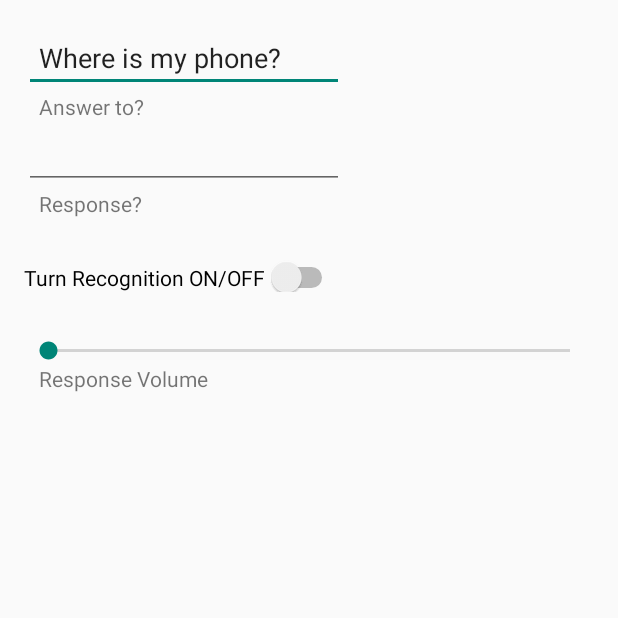
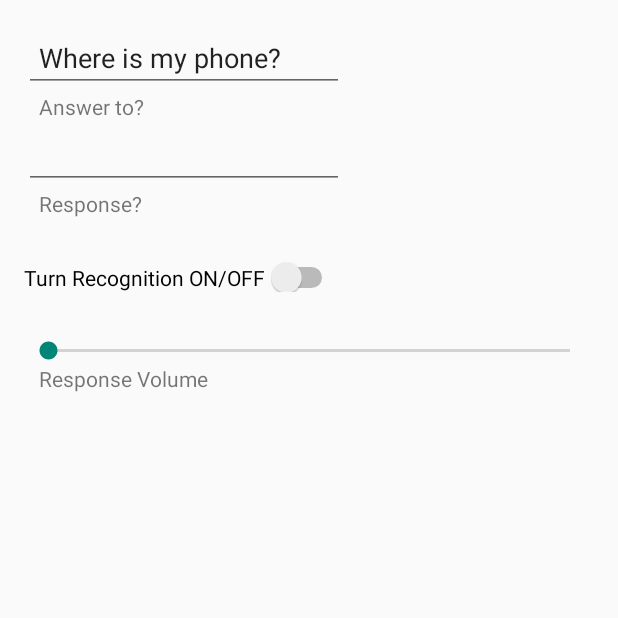
Before and after one commit to iampmat/WherePhone, an Android app: the screen it shows after launch (WherePhoneActivity), on a phone screen of 412 x 824 dp, the top half of it. Run offline under Robolectric (Android 15) with nearby library versions, the phone set to English and light mode, and no system bars.

```diff
--- a/app/src/main/java/com/example/patrickmatherly1994/wherephone/WherePhoneActivity.java
+++ b/app/src/main/java/com/example/patrickmatherly1994/wherephone/WherePhoneActivity.java
@@ -4,6 +4,8 @@ import android.app.Activity;
 import android.content.Intent;
 import android.content.SharedPreferences;
 import android.os.Bundle;
+import android.view.View;
+import android.view.inputmethod.InputMethodManager;
 import android.widget.CompoundButton;
 import android.widget.CompoundButton.OnCheckedChangeListener;
 import android.widget.EditText;
@@ -14,7 +16,7 @@ import android.widget.TextView;
 
 public class WherePhoneActivity extends Activity {
 
-    private Intent rIntent;
+    public static Intent rIntent;
 
     private Switch ioSwitch;
 
@@ -38,8 +40,30 @@ public class WherePhoneActivity extends Activity {
 
         setSwitchChangeListener();
 
+        setEditTextOnFocusChangeListener();
+
         populateAllSettings();
 
+    }
+
+    public void setEditTextOnFocusChangeListener() {
+        etInput.setOnFocusChangeListener(new View.OnFocusChangeListener() {
+            @Override
+            public void onFocusChange(View v, boolean hasFocus) {
+                if (!hasFocus) {
+                    hideKeyboard(v);
+                }
+            }
+        });
+
+        etOutput.setOnFocusChangeListener(new View.OnFocusChangeListener() {
+            @Override
+            public void onFocusChange(View v, boolean hasFocus) {
+                if (!hasFocus) {
+                    hideKeyboard(v);
+                }
+            }
+        });
     }
 
     public void setSeekBarChangeListener() {
@@ -67,11 +91,11 @@ public class WherePhoneActivity extends Activity {
             public void onCheckedChanged(CompoundButton buttonView, boolean isChecked) {
                 if (isChecked) {
 
-                    // Stop service first?
                     stopService(new Intent(getBaseContext(), WherePhoneService.class));
 
                     saveAllSettings(isChecked);
 
+                    // Closes the keyboard
                     disableInput();
 
                     rIntent = new Intent(getBaseContext(), WherePhoneService.class);
@@ -83,7 +107,8 @@ public class WherePhoneActivity extends Activity {
                     */
 
                     startService(rIntent);
-                } else if (!isChecked) {
+                }
+                else if (!isChecked) {
                     stopService(rIntent);
                     saveAllSettings(isChecked);
                     enableInput();
@@ -123,6 +148,11 @@ public class WherePhoneActivity extends Activity {
         seekBar.setEnabled(false);
     }
 
+    public void hideKeyboard(View view) {
+        InputMethodManager inputMethodManager = (InputMethodManager) getSystemService(Activity.INPUT_METHOD_SERVICE);
+        inputMethodManager.hideSoftInputFromWindow(view.getWindowToken(), 0);
+    }
+
     public void initializeVariables() {
         etInput = (EditText) findViewById(R.id.et_input);
         etOutput = (EditText) findViewById(R.id.et_output);
--- a/app/src/main/res/layout-v14/activity_where_phone.xml
+++ b/app/src/main/res/layout-v14/activity_where_phone.xml
@@ -2,7 +2,9 @@
     android:layout_width="fill_parent"
     android:layout_height="fill_parent"
     android:orientation="vertical"
-    android:padding="16dp" >
+    android:padding="16dp"
+    android:clickable="true"
+    android:focusableInTouchMode="true" >
 
     <EditText
         android:id="@+id/et_input"
@@ -62,4 +64,12 @@
         android:text="Response Volume"
         android:paddingLeft="10dp" />
 
+    <TextView
+        android:id="@+id/load"
+        android:layout_width="wrap_content"
+        android:layout_height="wrap_content"
+        android:layout_gravity="center_vertical"
+        android:paddingLeft="10dp" />
+
+
 </LinearLayout>
```
Also changed, not shown: app/src/main/java/com/example/patrickmatherly1994/wherephone/WherePhoneService.java (+22 -16 lines), app/libs/pocketsphinx-android-5prealpha-nolib.jar, 7 other files.
